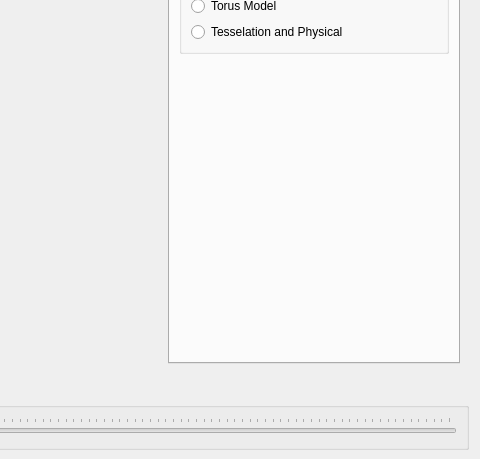
Qt form Window.ui (danlipsa/foamvis) before a commit; both pictures show x 441 to 921 and y 261 to 720 of the 921 by 720 pixel window.
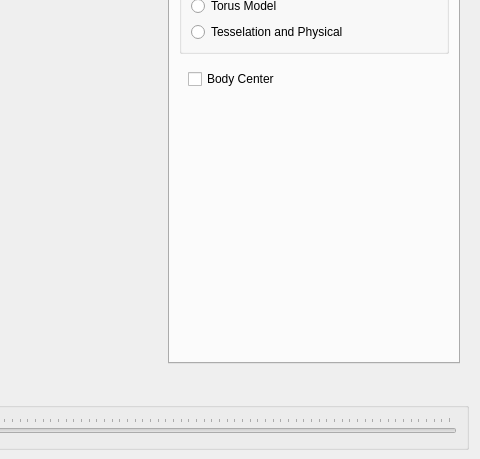
The same form after that commit. The open tabs and pages were chosen to show the change. Custom widgets are drawn as their Qt base class.

What changed in the file:
```diff
--- a/Window.ui
+++ b/Window.ui
@@ -400,9 +400,33 @@
              <item>
               <widget class="QStackedWidget" name="stackedWidgetEdges">
                <property name="currentIndex">
-                <number>0</number>
+                <number>1</number>
                </property>
                <widget class="QWidget" name="pageEdgesEmpty"/>
+               <widget class="QWidget" name="pageEdgesNormal">
+                <layout class="QVBoxLayout" name="verticalLayout_23">
+                 <item>
+                  <widget class="QCheckBox" name="checkBoxEdgesBodyCenter">
+                   <property name="text">
+                    <string>Body Center</string>
+                   </property>
+                  </widget>
+                 </item>
+                 <item>
+                  <spacer name="verticalSpacer_4">
+                   <property name="orientation">
+                    <enum>Qt::Vertical</enum>
+                   </property>
+                   <property name="sizeHint" stdset="0">
+                    <size>
+                     <width>20</width>
+                     <height>40</height>
+                    </size>
+                   </property>
+                  </spacer>
+                 </item>
+                </layout>
+               </widget>
                <widget class="QWidget" name="pageEdgesTorus">
                 <layout class="QVBoxLayout" name="verticalLayout_17">
                  <item>
```
Left out of the diff: 39 changed lines with no effect on the pictures.
